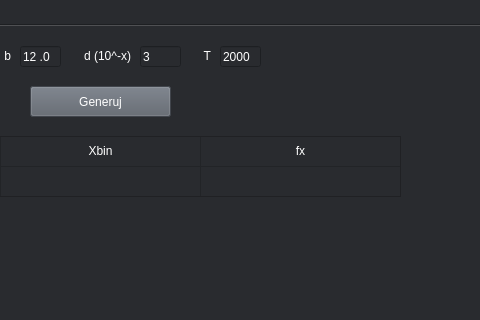
The window that gui.ui (bigboyTaysh/hill-climbing-algorithm) describes before a commit, drawn with Qt 5; both pictures show x 392 to 872 and y 0 to 320 of the 1009 by 609 pixel window.
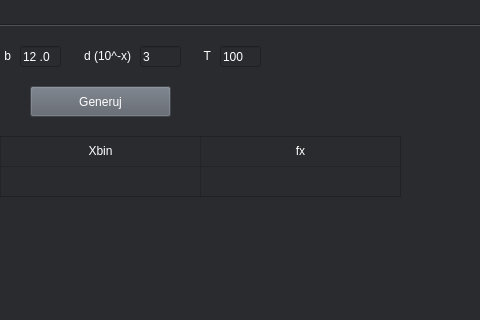
The same window after the commit. Custom widgets are drawn as their Qt base class.

Commit message: 100 default generations in gui

Patch:
```diff
--- a/gui.ui
+++ b/gui.ui
@@ -232,7 +232,7 @@
        <string>99999</string>
       </property>
       <property name="text">
-       <string>2000</string>
+       <string>100</string>
       </property>
      </widget>
      <widget class="QLabel" name="label_5">
```
